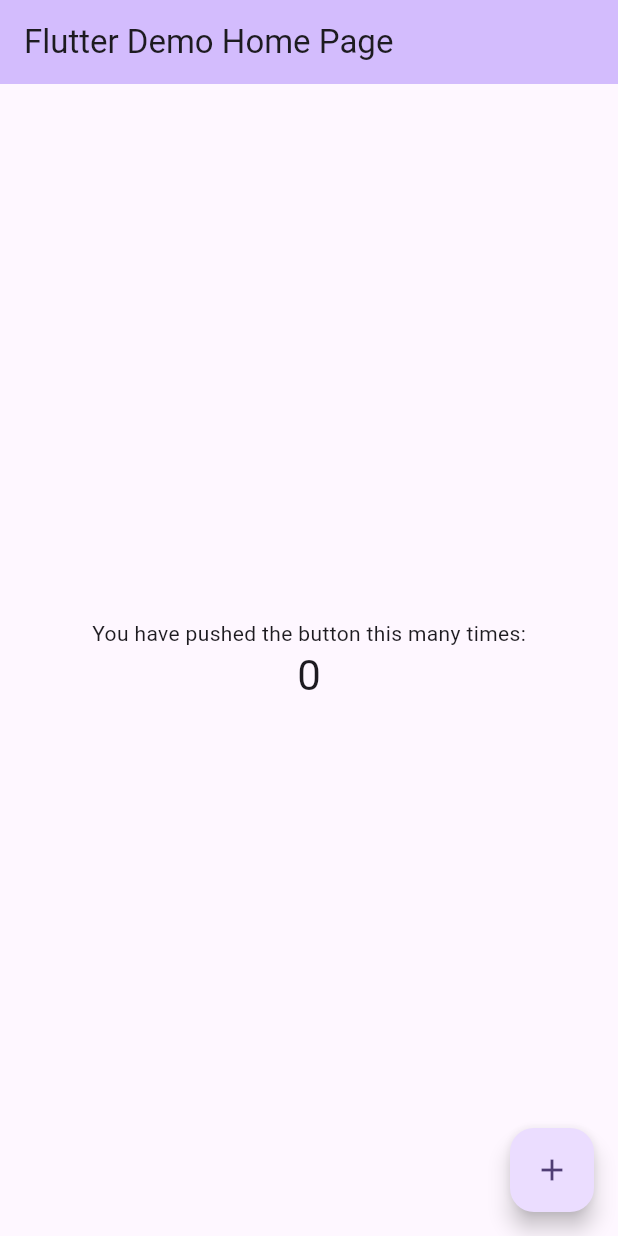
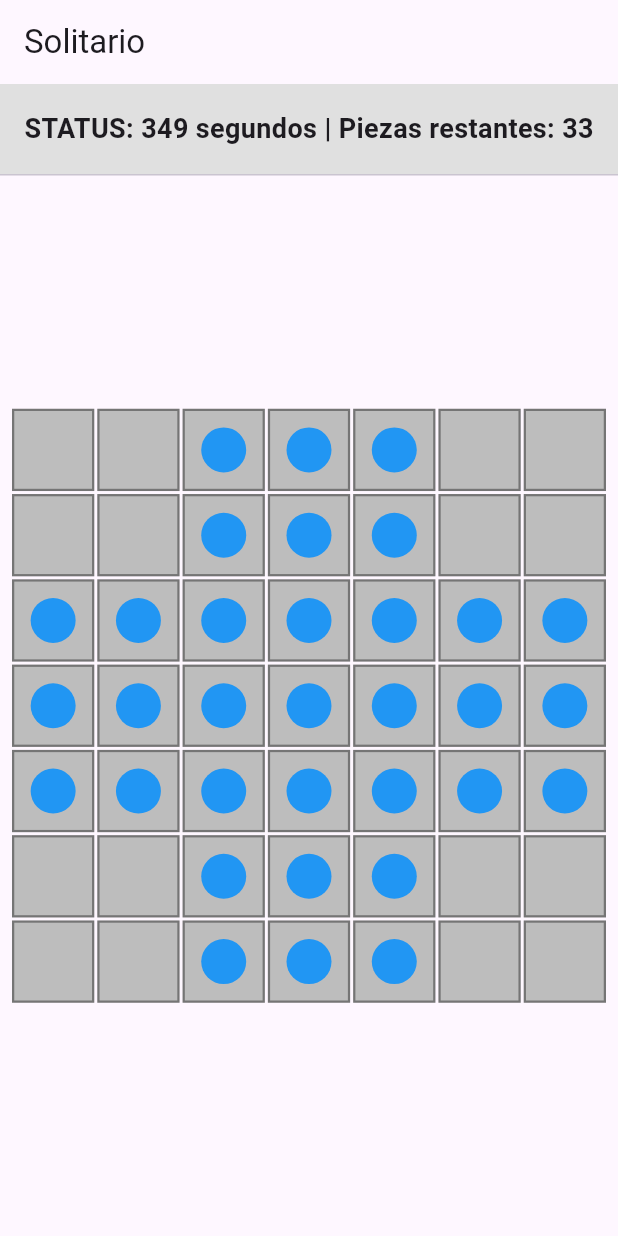
Before and after one commit to mmoscosodcl/3479A321_202602, a Flutter app: the screen it shows after launch, on a phone screen of 412 x 824 dp. Run offline on Flutter 3.47's test engine with Material 3 defaults, Android fonts, the phone set to English and light mode, and no system bars.

Commit message:
Updated with the first version of the table

```diff
--- a/lib/main.dart
+++ b/lib/main.dart
@@ -3,6 +3,14 @@ import 'package:flutter/material.dart';
 void main() {
   runApp(const MyApp());
 }
+
+/// Estados de la celda en el tablero.
+enum CellType {
+  voidCell,    // Fuera de límites jugables (Esquinas 2x2)
+  emptyHole,   // Casilla jugable desocupada
+  occupiedPeg, // Casilla jugable con clavija presente
+}
+
 
 class MyApp extends StatelessWidget {
   const MyApp({super.key});
@@ -11,111 +19,131 @@ class MyApp extends StatelessWidget {
    @override
  Widget build(BuildContext context) {
    return MaterialApp(
-      title: 'Flutter Demo',
-      theme: ThemeData(
-        // This is the theme of your application.
-        //
-        // TRY THIS: Try running your application with "flutter run". You'll see
-        // the application has a purple toolbar. Then, without quitting the app,
-        // try changing the seedColor in the colorScheme below to Colors.green
-        // and then invoke "hot reload" (save your changes or press the "hot
-        // reload" button in a Flutter-supported IDE, or press "r" if you used
-        // the command line to start the app).
-        //
-        // Notice that the counter didn't reset back to zero; the application
-        // state is not lost during the reload. To reset the state, use hot
-        // restart instead.
-        //
-        // This works for code too, not just values: Most code changes can be
-        // tested with just a hot reload.
-        colorScheme: .fromSeed(seedColor: Colors.deepPurple),
-      ),
-      home: const MyHomePage(title: 'Flutter Demo Home Page'),
+     title: 'Solitario Ingles',
+     theme: ThemeData(primarySwatch: Colors.blue),
+     home: const PegSolitaireScreen(), // Apuntamos a nuestra nueva pantalla
    );
  }
 }
 
-class MyHomePage extends StatefulWidget {
-  const MyHomePage({super.key, required this.title});
+class PegSolitaireScreen extends StatelessWidget {
+const PegSolitaireScreen({Key? key}) : super(key: key);
 
-  // This widget is the home page of your application. It is stateful, meaning
-  // that it has a State object (defined below) that contains fields that affect
-  // how it looks.
+  static const int gridSize = 7;
+  static const int totalCells = gridSize * gridSize; // 49 casillas
 
-  // This class is the configuration for the state. It holds the values (in this
-  // case the title) provided by the parent (in this case the App widget) and
-  // used by the build method of the State. Fields in a Widget subclass are
-  // always marked "final".
-
-  final String title;
-
-  @override
-  State<MyHomePage> createState() => _MyHomePageState();
+  /// Determina el tipo de celda según sus coordenadas matriciales (row, col)
+  CellType _getCellType(int row, int col) {
+    // Esquinas 2x2 no jugables en el tablero inglés estándar
+    final bool isCorner = (row < 2 || row > 4) && (col < 2 || col > 4);
+    if (isCorner) {
+      return CellType.voidCell;
+    }
+    // El resto de las 32 posiciones inician ocupadas
+    return CellType.occupiedPeg;
   }
 
-class _MyHomePageState extends State<MyHomePage> {
-  int _counter = 0;
 
-  void _incrementCounter() {
-    setState(() {
-      // This call to setState tells the Flutter framework that something has
-      // changed in this State, which causes it to rerun the build method below
-      // so that the display can reflect the updated values. If we changed
-      // _counter without calling setState(), then the build method would not be
-      // called again, and so nothing would appear to happen.
-      _counter++;
-    });
+ Widget _gameBoard() {
+   return Center(
+     child: Padding(
+       padding: const EdgeInsets.all(8.0),
+       child: AspectRatio(
+         aspectRatio: 1.0, // Cuadrado perfecto
+         child: GridView.builder(
+           physics: const NeverScrollableScrollPhysics(), // Bloquea el scroll
+           gridDelegate: const SliverGridDelegateWithFixedCrossAxisCount(
+             crossAxisCount: gridSize, // 7 columnas
+             crossAxisSpacing: 2.0,
+             mainAxisSpacing: 2.0,
+           ),
+           itemCount: totalCells, // 7x7 = 49 celdas
+           itemBuilder: (context, index) {
+             // Convertir el índice en coordenadas matriciales
+             final int row = index ~/ gridSize;
+             final int col = index % gridSize;
+              final CellType cellType = _getCellType(row, col);
+             return PegCell(row: row, col: col, cellType: cellType);
+           },
+         ),
+       ),
+     ),
+   );
  }
 
 @override
 Widget build(BuildContext context) {
-    // This method is rerun every time setState is called, for instance as done
-    // by the _incrementCounter method above.
-    //
-    // The Flutter framework has been optimized to make rerunning build methods
-    // fast, so that you can just rebuild anything that needs updating rather
-    // than having to individually change instances of widgets.
   return Scaffold(
-      appBar: AppBar(
-        // TRY THIS: Try changing the color here to a specific color (to
-        // Colors.amber, perhaps?) and trigger a hot reload to see the AppBar
-        // change color while the other colors stay the same.
-        backgroundColor: Theme.of(context).colorScheme.inversePrimary,
-        // Here we take the value from the MyHomePage object that was created by
-        // the App.build method, and use it to set our appbar title.
-        title: Text(widget.title),
+    appBar: AppBar(title: const Text('Solitario')),
+    body: SafeArea( // Protege la UI de los bordes del dispositivo
+       child: Column( // Apila el marcador arriba y el tablero abajo
+         children: [
+           // Área de Status
+           Container(
+             height: 60,
+             color: Colors.grey[300],
+             child: const Center(
+               child: Text('STATUS: 349 segundos | Piezas restantes: 33',
+                 style: TextStyle(fontWeight: FontWeight.bold, fontSize: 18),
                ),
-      body: Center(
-        // Center is a layout widget. It takes a single child and positions it
-        // in the middle of the parent.
-        child: Column(
-          // Column is also a layout widget. It takes a list of children and
-          // arranges them vertically. By default, it sizes itself to fit its
-          // children horizontally, and tries to be as tall as its parent.
-          //
-          // Column has various properties to control how it sizes itself and
-          // how it positions its children. Here we use mainAxisAlignment to
-          // center the children vertically; the main axis here is the vertical
-          // axis because Columns are vertical (the cross axis would be
-          // horizontal).
-          //
-          // TRY THIS: Invoke "debug painting" (choose the "Toggle Debug Paint"
-          // action in the IDE, or press "p" in the console), to see the
-          // wireframe for each widget.
-          mainAxisAlignment: .center,
-          children: [
-            const Text('You have pushed the button this many times:'),
-            Text(
-              '$_counter',
-              style: Theme.of(context).textTheme.headlineMedium,
+             ),
+           ),
+           const Divider(height: 1),
+           // Área de Juego
+           Expanded( // Expande el tablero para llenar la pantalla
+             child: _gameBoard(),
            ),
          ],
        ),
      ),
-      floatingActionButton: FloatingActionButton(
-        onPressed: _incrementCounter,
-        tooltip: 'Increment',
-        child: const Icon(Icons.add),
+   );
+ }
+
+}
+
+class PegCell extends StatelessWidget {
+  final int row;
+  final int col;
+  final CellType cellType;
+  final bool isSelected;
+  final VoidCallback? onTap;
+
+  const PegCell({
+    super.key,
+    required this.row,
+    required this.col,
+    required this.cellType,
+    this.isSelected = false,
+    this.onTap,
+  });
+
+  @override
+  Widget build(BuildContext context) {
+    return Container(
+      decoration: BoxDecoration(
+        color: Colors.grey[400],
+        border: Border.all(color: Colors.grey[600]!, width: 1.5),
+      ),
+      child: Center(
+        child: cellType == CellType.occupiedPeg
+            ? Container(
+                width: 30,
+                height: 30,
+                decoration: const BoxDecoration(
+                  color: Colors.blue,
+                  shape: BoxShape.circle,
+                ),
+              )
+            : cellType == CellType.emptyHole
+                ? Container(
+                    width: 30,
+                    height: 30,
+                    decoration: const BoxDecoration(
+                      color: Colors.white,
+                      shape: BoxShape.circle,
+                    ),
+                  )
+                : null, // No dibuja nada para voidCell
       ),
     );
   }
```
Lines whose indentation alone changed are shown as unchanged.
